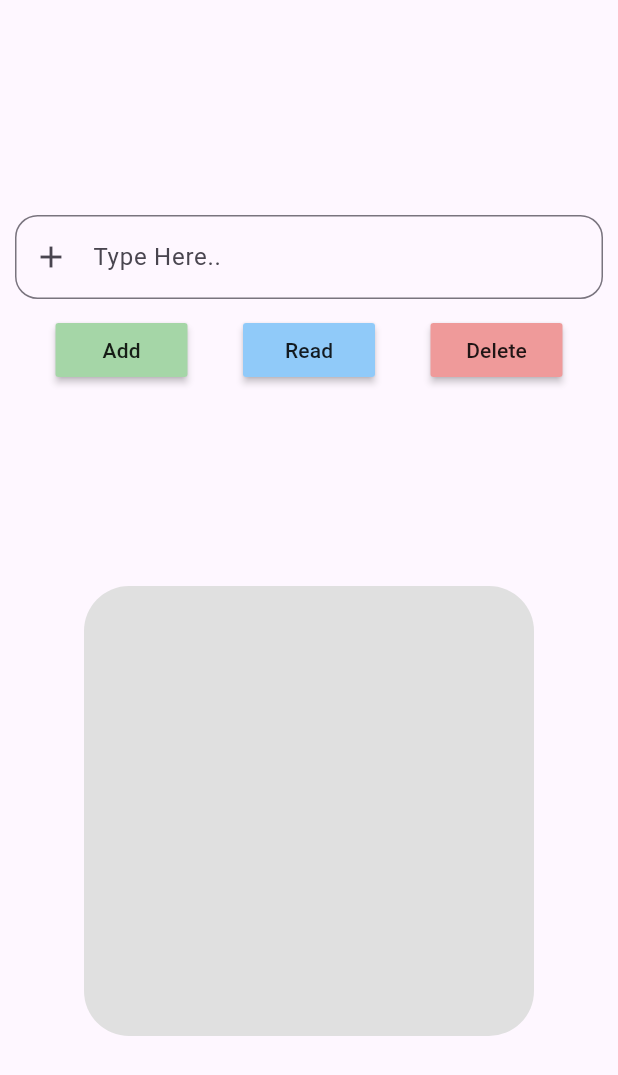
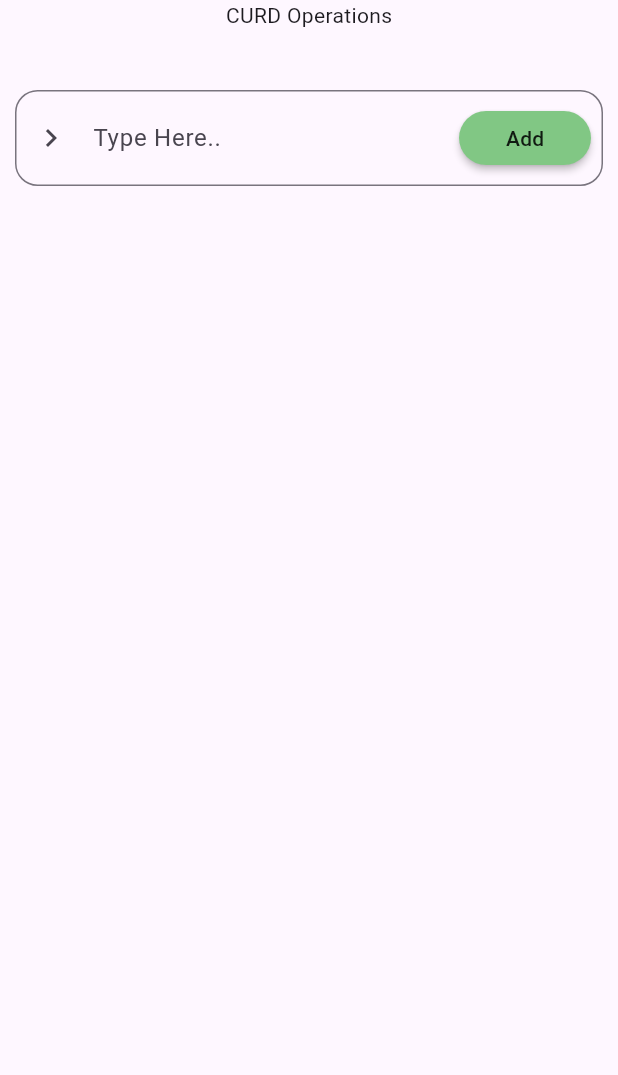
Before and after one commit to jasalhamsak/HiveDemo, a Flutter app: the screen it shows after launch, on a phone screen of 412 x 824 dp. Shown: the top 1075 px of the screen. Run offline on Flutter 3.47's test engine with Material 3 defaults, Android fonts, the phone set to English and light mode, and no system bars; our stand-ins replace bloc, flutter_bloc, hive, hive_flutter, shared_preferences; accounts and stored records are empty.

Commit message:
first Commit(Curd)

```diff
--- a/lib/presentation/HomeScreen.dart
+++ b/lib/presentation/HomeScreen.dart
@@ -3,7 +3,6 @@ import 'package:hive/hive.dart';
 import 'package:bloc/bloc.dart';
 import 'package:flutter_bloc/flutter_bloc.dart';
 import 'package:hivepractice/presentation/cubit/home_cubit.dart';
-
 
 class Homescreen extends StatelessWidget {
   Homescreen({super.key});
@@ -13,74 +12,132 @@ class Homescreen extends StatelessWidget {
   @override
   Widget build(BuildContext context) {
     return Scaffold(
-      body: BlocProvider(
-        create: (context) => HomeCubit(),
+      body: SafeArea(
+        child: SingleChildScrollView(
           child: Column(
             mainAxisAlignment: MainAxisAlignment.spaceEvenly,
             children: [
-            Builder(
-              builder: (context) {
-                final cubit =context.read<HomeCubit>();
-                return Column(
-                  children: [
+              Text("CURD Operations"),
+              SizedBox(height: 30,),
               Padding(
                 padding: const EdgeInsets.all(10.0),
                 child: TextFormField(
-                        decoration: InputDecoration(fillColor: Colors.grey[100],
+                  controller: addController,
+                  decoration: InputDecoration(
+                    fillColor: Colors.grey[100],
                     hintText: "Type Here..",
-                        prefixIcon: Icon(Icons.add),
-                        border: OutlineInputBorder(borderRadius: BorderRadius.circular(15),
-                        )),
-                        controller: addController,
+                    prefixIcon: const Icon(Icons.keyboard_arrow_right),
+                    suffixIcon: Padding(
+                      padding: const EdgeInsets.all(8.0),
+                      child: MaterialButton(
+                        onPressed: () {
+                          context.read<HomeCubit>().writeData(addController.text);
+                          addController.clear();
+                        },
+                        shape: RoundedRectangleBorder(
+                            borderRadius: BorderRadius.circular(30)),
+                        color: Colors.green[300],
+                        child: const Text("Add"),
                       ),
                     ),
-                    Row(
+                    border: OutlineInputBorder(
+                      borderRadius: BorderRadius.circular(15),
+                    ),
+                  ),
+                ),
+              ),
+              BlocBuilder<HomeCubit, HomeState>(
+                builder: (context, state) {
+                  final result = context.watch<HomeCubit>().result;
+                  return result.isEmpty
+                      ? SizedBox()
+                      : Row(
                           mainAxisAlignment: MainAxisAlignment.spaceEvenly,
                           children: [
+                            // MaterialButton(
+                            //   onPressed: context.read<HomeCubit>().readData,
+                            //   color: Colors.blue[200],
+                            //   child: const Text("Read"),
+                            // ),
                             MaterialButton(
                               onPressed: () {
-                            cubit.writeData(addController.text);
-                            addController.clear();
-                          }, color: Colors.green[200],
-                          child: Text("Add"),),
-                        MaterialButton(
-                          onPressed: () {
-                    cubit.readData();
-                          }, color: Colors.blue[200],
-                          child: Text("Read"),),
-                        MaterialButton(
-                          onPressed: () {
-                            cubit.deleteData();
-                          }, color: Colors.red[200],
-                          child: Text("Delete"),),
-                      ],
+                                context.read<HomeCubit>().deleteData("all");
+                              },
+                              color: Colors.red[200],
+                              child: const Text("Delete all"),
                             ),
                           ],
                         );
-              }
+                },
               ),
               BlocBuilder<HomeCubit, HomeState>(
                 builder: (context, state) {
-                final cubit =context.read<HomeCubit>();
+                  final cubit = context.read<HomeCubit>();
+                  List keys = cubit.keys;
+                  List values = cubit.values;
+                  final result = context.watch<HomeCubit>().result;
+                  return result.isEmpty
+                      ? SizedBox():Container(
+                    padding: const EdgeInsets.all(20),
+                    width: 300,
+                    height: 400,
+                    decoration: BoxDecoration(
+                      color: Colors.blue[100],
+                      borderRadius: BorderRadius.circular(30),
+                    ),
+                    child: ListView.builder(
+                      itemCount: keys.length,
+                      itemBuilder: (context, index) {
+                        final key = keys[index];
+                        final value = values[index];
                         return Container(
-                  padding: EdgeInsets.all(20),
-                  width: 300,
-                  height: 300,
+                          margin: EdgeInsets.all(4),
                           decoration: BoxDecoration(
-                      color: Colors.grey[300],
-                      borderRadius: BorderRadius.circular(30)
+                            color: Colors.white,
+                            borderRadius: BorderRadius.circular(15),
                           ),
-                  child:
-                  ListView.builder(
-                    padding: EdgeInsets.all(50),
-                    itemCount: cubit.result.length,
-                    itemBuilder: (context, index) {
-                    return Text(cubit.result[index],style: TextStyle(fontSize: 30),);
-                  },),
+                          child: Padding(
+                            padding: const EdgeInsets.only(left: 10.0),
+                            child: Row(
+                              mainAxisAlignment: MainAxisAlignment.spaceBetween,
+                              children: [
+                                Row(
+                                  children: [
+                                    Icon(
+                                      Icons.circle_outlined,
+                                      color: Colors.grey,
+                                    ),
+                                    SizedBox(
+                                      width: 5,
+                                    ),
+                                    Text(
+                                      values[index].toString(),
+                                      style: const TextStyle(fontSize: 20),
+                                    ),
+                                  ],
+                                ),
+                                MaterialButton(
+                                  shape: CircleBorder(),
+                                  onPressed: () {
+                                    context.read<HomeCubit>().deleteData(key);
+                                  },
+                                  color: Colors.red,
+                                  child: Icon(
+                                    Icons.clear,
+                                    color: Colors.white,
+                                  ),
+                                ),
+                              ],
+                            ),
+                          ),
                         );
                       },
-            )
+                    ),
+                  );
+                },
+              ),
             ],
+          ),
         ),
       ),
     );
--- a/lib/presentation/cubit/home_state.dart
+++ b/lib/presentation/cubit/home_state.dart
@@ -7,3 +7,4 @@ final class HomeInitial extends HomeState {}
 final class ValueAdded extends HomeState {}
 final class ValueRead extends HomeState {}
 final class ValueDeleted extends HomeState {}
+final class AllValueDeleted extends HomeState {}
--- a/pubspec.yaml
+++ b/pubspec.yaml
@@ -40,6 +40,7 @@ dependencies:
   isar_flutter_libs: ^4.0.0-dev.13
   path_provider: ^2.1.0
   flutter_bloc: ^9.1.1
+  shared_preferences: ^2.5.3
 
 dev_dependencies:
   flutter_test:
```
Also changed, not shown: lib/main.dart (+6 -1 lines), lib/presentation/cubit/home_cubit.dart (+54 -22 lines), pubspec.lock, 1 other file. Lines whose indentation alone changed are shown as unchanged.
